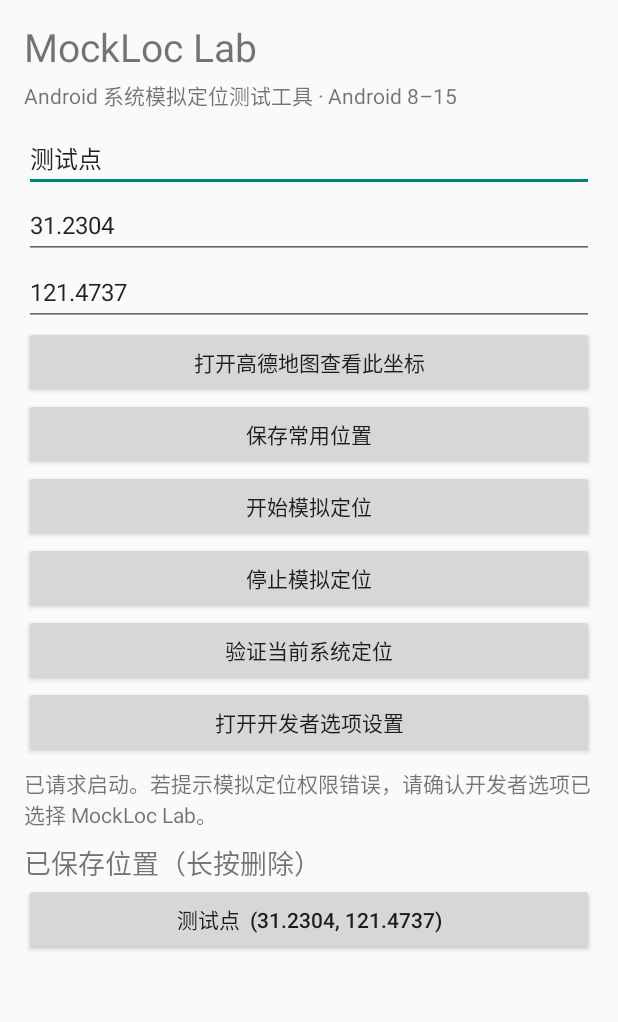
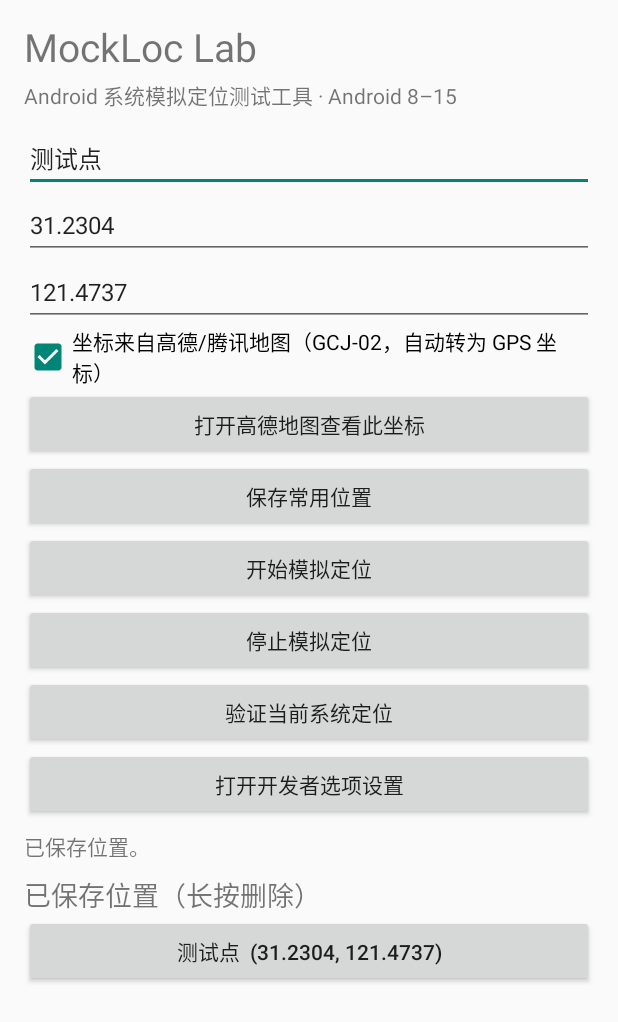
Before and after one commit to passionsu-su/MockLocLab, an Android app: the screen it shows after launch (MainActivity), after a tap on "开始模拟定位", on a phone screen of 412 x 824 dp. Shown: the top 1022 px of the screen. Run offline under Robolectric (Android 15) with nearby library versions, the phone set to English and light mode, and no system bars; 4 statements that could not run were skipped; 2 other taps on this screen came first.

Commit message:
Fix mock-location permission, GCJ-02 conversion, fused provider (app/src/main/java/com/example/mockloclab/MainActivity.kt)

```diff
--- a/app/src/main/java/com/example/mockloclab/MainActivity.kt
+++ b/app/src/main/java/com/example/mockloclab/MainActivity.kt
@@ -19,6 +19,7 @@ class MainActivity : Activity() {
     private lateinit var lon: EditText
     private lateinit var label: EditText
     private lateinit var status: TextView
+    private lateinit var gcj: CheckBox
     private lateinit var savedList: LinearLayout
     private val prefs by lazy { getSharedPreferences("places", MODE_PRIVATE) }
     private val requestCode = 100
@@ -46,6 +47,12 @@ class MainActivity : Activity() {
         root.addView(label)
         root.addView(lat)
         root.addView(lon)
+        gcj = CheckBox(this).apply {
+            text = "坐标来自高德/腾讯地图（GCJ-02，自动转为 GPS 坐标）"
+            isChecked = prefs.getBoolean("gcj", true)
+            setOnCheckedChangeListener { _, c -> prefs.edit().putBoolean("gcj", c).apply() }
+        }
+        root.addView(gcj)
         root.addView(button("打开高德地图查看此坐标") { openAmap() })
         root.addView(button("保存常用位置") { savePlace() })
         root.addView(button("开始模拟定位") { startMock() })
@@ -95,8 +102,9 @@ class MainActivity : Activity() {
     }
 
     private fun openAmap() {
-        val p = values() ?: return
+        val p0 = values() ?: return
         val name = label.text.toString().ifBlank { "测试点" }
+        val p = if (gcj.isChecked) p0 else CoordUtil.wgsToGcj(p0.first, p0.second)
         val uri = Uri.parse("androidamap://viewMap?sourceApplication=MockLocLab&lat=${p.first}&lon=${p.second}&poiname=${Uri.encode(name)}&dev=0")
         try {
             startActivity(Intent(Intent.ACTION_VIEW, uri).addCategory(Intent.CATEGORY_DEFAULT))
@@ -105,8 +113,23 @@ class MainActivity : Activity() {
         }
     }
 
+    private fun isMockAppSelected(): Boolean = try {
+        val ops = getSystemService(APP_OPS_SERVICE) as android.app.AppOpsManager
+        @Suppress("DEPRECATION")
+        val mode = if (Build.VERSION.SDK_INT >= 29)
+            ops.unsafeCheckOpNoThrow(android.app.AppOpsManager.OPSTR_MOCK_LOCATION, android.os.Process.myUid(), packageName)
+        else ops.checkOpNoThrow(android.app.AppOpsManager.OPSTR_MOCK_LOCATION, android.os.Process.myUid(), packageName)
+        mode == android.app.AppOpsManager.MODE_ALLOWED
+    } catch (_: Exception) { true }
+
     private fun startMock() {
-        val p = values() ?: return
+        val raw = values() ?: return
+        if (!isMockAppSelected()) {
+            status.text = "尚未把 MockLoc Lab 设为模拟位置信息应用。请在开发者选项 →“选择模拟位置信息应用”中选择它，再回来点开始。"
+            try { startActivity(Intent(Settings.ACTION_APPLICATION_DEVELOPMENT_SETTINGS)) } catch (_: Exception) {}
+            return
+        }
+        val p = if (gcj.isChecked) CoordUtil.gcjToWgs(raw.first, raw.second) else raw
         if (!hasLocationPermission()) {
             requestRuntimePermissions()
             status.text = "请先授予定位权限，再点击开始。"
@@ -115,9 +138,14 @@ class MainActivity : Activity() {
         val i = Intent(this, MockLocationService::class.java)
             .putExtra("lat", p.first).putExtra("lon", p.second)
             .putExtra("label", label.text.toString().ifBlank { "测试点" })
+        getSharedPreferences("state", MODE_PRIVATE).edit().putString("last_error", "").apply()
         try {
             startForegroundService(i)
-            status.text = "已请求启动。若提示模拟定位权限错误，请确认开发者选项已选择 MockLoc Lab。"
+            status.text = "模拟定位已启动：GPS 坐标 ${"%.6f".format(p.first)}, ${"%.6f".format(p.second)}。几秒后可点“验证当前系统定位”。"
+            status.postDelayed({
+                val err = getSharedPreferences("state", MODE_PRIVATE).getString("last_error", "") ?: ""
+                if (err.isNotBlank()) status.text = "模拟定位未能启动：$err"
+            }, 2500)
         } catch (e: Exception) {
             status.text = "启动失败：${e.message ?: e.javaClass.simpleName}"
         }
@@ -133,7 +161,9 @@ class MainActivity : Activity() {
         }
         val manager = getSystemService(LOCATION_SERVICE) as android.location.LocationManager
         val found = mutableListOf<String>()
-        for (provider in listOf(android.location.LocationManager.GPS_PROVIDER, android.location.LocationManager.NETWORK_PROVIDER)) {
+        val ps = mutableListOf(android.location.LocationManager.GPS_PROVIDER, android.location.LocationManager.NETWORK_PROVIDER)
+        if (Build.VERSION.SDK_INT >= 31) ps.add(android.location.LocationManager.FUSED_PROVIDER)
+        for (provider in ps) {
             try {
                 val location = manager.getLastKnownLocation(provider)
                 if (location != null) {
```
